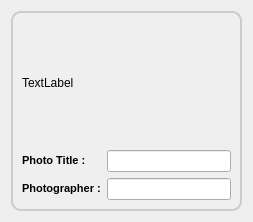
First picture: the form in retroshare-gui/src/gui/PhotoShare/PhotoItem.ui, repository RetroShare/RetroShare, before the edit.
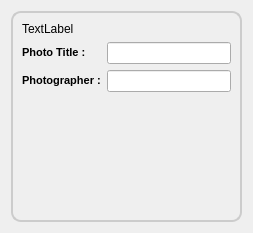
Second picture: the form after the edit.

Commit message: little layout changes, to not stretch the labels display the comments on right side of the PhotoDialog

```diff
--- a/retroshare-gui/src/gui/PhotoShare/PhotoItem.ui
+++ b/retroshare-gui/src/gui/PhotoShare/PhotoItem.ui
@@ -7,7 +7,7 @@
     <x>0</x>
     <y>0</y>
     <width>253</width>
-    <height>222</height>
+    <height>233</height>
    </rect>
   </property>
   <property name="windowTitle">
@@ -88,6 +88,19 @@
         </item>
        </layout>
       </item>
+      <item>
+       <spacer name="verticalSpacer">
+        <property name="orientation">
+         <enum>Qt::Vertical</enum>
+        </property>
+        <property name="sizeHint" stdset="0">
+         <size>
+          <width>20</width>
+          <height>40</height>
+         </size>
+        </property>
+       </spacer>
+      </item>
      </layout>
     </widget>
    </item>
```
Left out of the diff: 3 changed lines with no effect on the pictures. The commit also changes 4 other files.
